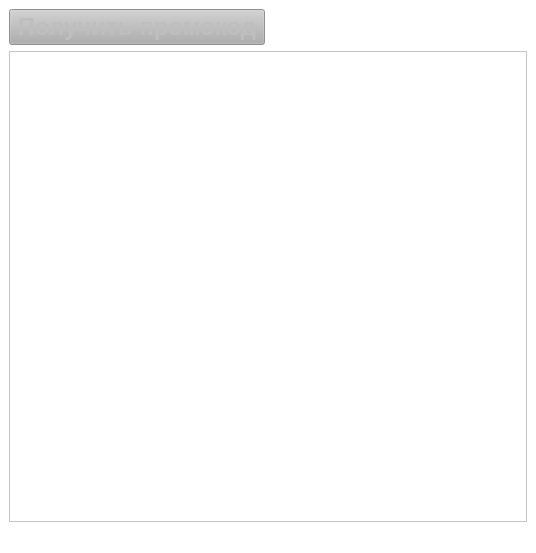
Qt form exam/Gerasimenko_191-351/promowindow.ui (DemidGerasim/Exam_REZAS) before a commit.
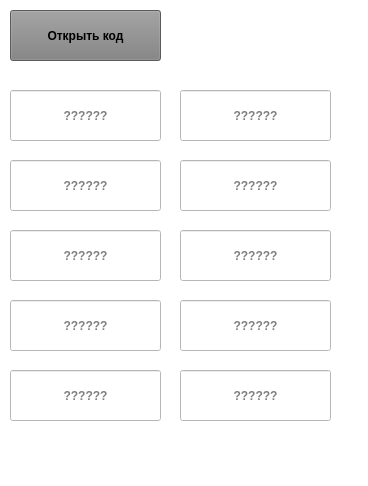
The same form after that commit.

```diff
--- a/exam/Gerasimenko_191-351/promowindow.ui
+++ b/exam/Gerasimenko_191-351/promowindow.ui
@@ -2,69 +2,315 @@
 <ui version="4.0">
  <class>PromoWindow</class>
  <widget class="QMainWindow" name="PromoWindow">
-  <property name="enabled">
-   <bool>false</bool>
-  </property>
   <property name="geometry">
    <rect>
     <x>0</x>
     <y>0</y>
-    <width>536</width>
-    <height>553</height>
+    <width>368</width>
+    <height>486</height>
    </rect>
   </property>
-  <property name="font">
-   <font>
-    <family>Tahoma</family>
-    <pointsize>12</pointsize>
-   </font>
-  </property>
   <property name="windowTitle">
-   <string>Игра</string>
+   <string>Промокоды</string>
+  </property>
+  <property name="autoFillBackground">
+   <bool>false</bool>
   </property>
   <property name="styleSheet">
-   <string notr="true">background-color: rgb(255, 255, 255);</string>
+   <string notr="true">background-color: rgb(255,255,255);</string>
   </property>
   <widget class="QWidget" name="centralwidget">
-   <property name="enabled">
-    <bool>false</bool>
-   </property>
-   <layout class="QGridLayout" name="gridLayout">
-    <item row="0" column="0">
-     <widget class="QPushButton" name="pushButton">
-      <property name="enabled">
-       <bool>false</bool>
-      </property>
-      <property name="sizePolicy">
-       <sizepolicy hsizetype="Minimum" vsizetype="Fixed">
-        <horstretch>0</horstretch>
-        <verstretch>0</verstretch>
-       </sizepolicy>
-      </property>
-      <property name="font">
-       <font>
-        <family>Arial</family>
-        <pointsize>18</pointsize>
-        <italic>false</italic>
-        <bold>true</bold>
-       </font>
-      </property>
-      <property name="styleSheet">
-       <string notr="true">background-color: rgb(175, 175, 175);</string>
-      </property>
-      <property name="text">
-       <string>Получить промокод</string>
-      </property>
-     </widget>
-    </item>
-    <item row="1" column="0" colspan="2">
-     <widget class="QListWidget" name="itemListWidget">
-      <property name="styleSheet">
-       <string notr="true">border-color: rgb(0, 0, 0);</string>
-      </property>
-     </widget>
-    </item>
-   </layout>
+   <widget class="QPushButton" name="pushButton">
+    <property name="geometry">
+     <rect>
+      <x>10</x>
+      <y>10</y>
+      <width>151</width>
+      <height>51</height>
+     </rect>
+    </property>
+    <property name="font">
+     <font>
+      <bold>true</bold>
+     </font>
+    </property>
+    <property name="styleSheet">
+     <string notr="true">background-color: rgb(128, 128, 128);</string>
+    </property>
+    <property name="text">
+     <string>Открыть код</string>
+    </property>
+   </widget>
+   <widget class="QLineEdit" name="lineEdit">
+    <property name="geometry">
+     <rect>
+      <x>10</x>
+      <y>90</y>
+      <width>151</width>
+      <height>51</height>
+     </rect>
+    </property>
+    <property name="font">
+     <font>
+      <bold>true</bold>
+     </font>
+    </property>
+    <property name="styleSheet">
+     <string notr="true"/>
+    </property>
+    <property name="alignment">
+     <set>Qt::AlignCenter</set>
+    </property>
+    <property name="readOnly">
+     <bool>true</bool>
+    </property>
+    <property name="placeholderText">
+     <string>??????</string>
+    </property>
+   </widget>
+   <widget class="QLineEdit" name="lineEdit_2">
+    <property name="geometry">
+     <rect>
+      <x>180</x>
+      <y>90</y>
+      <width>151</width>
+      <height>51</height>
+     </rect>
+    </property>
+    <property name="font">
+     <font>
+      <bold>true</bold>
+     </font>
+    </property>
+    <property name="styleSheet">
+     <string notr="true"/>
+    </property>
+    <property name="alignment">
+     <set>Qt::AlignCenter</set>
+    </property>
+    <property name="readOnly">
+     <bool>true</bool>
+    </property>
+    <property name="placeholderText">
+     <string>??????</string>
+    </property>
+   </widget>
+   <widget class="QLineEdit" name="lineEdit_3">
+    <property name="geometry">
+     <rect>
+      <x>10</x>
+      <y>160</y>
+      <width>151</width>
+      <height>51</height>
+     </rect>
+    </property>
+    <property name="font">
+     <font>
+      <bold>true</bold>
+     </font>
+    </property>
+    <property name="styleSheet">
+     <string notr="true"/>
+    </property>
+    <property name="alignment">
+     <set>Qt::AlignCenter</set>
+    </property>
+    <property name="readOnly">
+     <bool>true</bool>
+    </property>
+    <property name="placeholderText">
+     <string>??????</string>
+    </property>
+   </widget>
+   <widget class="QLineEdit" name="lineEdit_4">
+    <property name="geometry">
+     <rect>
+      <x>180</x>
+      <y>160</y>
+      <width>151</width>
+      <height>51</height>
+     </rect>
+    </property>
+    <property name="font">
+     <font>
+      <bold>true</bold>
+     </font>
+    </property>
+    <property name="styleSheet">
+     <string notr="true"/>
+    </property>
+    <property name="alignment">
+     <set>Qt::AlignCenter</set>
+    </property>
+    <property name="readOnly">
+     <bool>true</bool>
+    </property>
+    <property name="placeholderText">
+     <string>??????</string>
+    </property>
+   </widget>
+   <widget class="QLineEdit" name="lineEdit_5">
+    <property name="geometry">
+     <rect>
+      <x>10</x>
+      <y>230</y>
+      <width>151</width>
+      <height>51</height>
+     </rect>
+    </property>
+    <property name="font">
+     <font>
+      <bold>true</bold>
+     </font>
+    </property>
+    <property name="styleSheet">
+     <string notr="true"/>
+    </property>
+    <property name="alignment">
+     <set>Qt::AlignCenter</set>
+    </property>
+    <property name="readOnly">
+     <bool>true</bool>
+    </property>
+    <property name="placeholderText">
+     <string>??????</string>
+    </property>
+   </widget>
+   <widget class="QLineEdit" name="lineEdit_6">
+    <property name="geometry">
+     <rect>
+      <x>180</x>
+      <y>230</y>
+      <width>151</width>
+      <height>51</height>
+     </rect>
+    </property>
+    <property name="font">
+     <font>
+      <bold>true</bold>
+     </font>
+    </property>
+    <property name="styleSheet">
+     <string notr="true"/>
+    </property>
+    <property name="alignment">
+     <set>Qt::AlignCenter</set>
+    </property>
+    <property name="readOnly">
+     <bool>true</bool>
+    </property>
+    <property name="placeholderText">
+     <string>??????</string>
+    </property>
+   </widget>
+   <widget class="QLineEdit" name="lineEdit_7">
+    <property name="geometry">
+     <rect>
+      <x>10</x>
+      <y>300</y>
+      <width>151</width>
+      <height>51</height>
+     </rect>
+    </property>
+    <property name="font">
+     <font>
+      <bold>true</bold>
+     </font>
+    </property>
+    <property name="styleSheet">
+     <string notr="true"/>
+    </property>
+    <property name="alignment">
+     <set>Qt::AlignCenter</set>
+    </property>
+    <property name="readOnly">
+     <bool>true</bool>
+    </property>
+    <property name="placeholderText">
+     <string>??????</string>
+    </property>
+   </widget>
+   <widget class="QLineEdit" name="lineEdit_8">
+    <property name="geometry">
+     <rect>
+      <x>180</x>
+      <y>300</y>
+      <width>151</width>
+      <height>51</height>
+     </rect>
+    </property>
+    <property name="font">
+     <font>
+      <bold>true</bold>
+     </font>
+    </property>
+    <property name="styleSheet">
+     <string notr="true"/>
+    </property>
+    <property name="alignment">
+     <set>Qt::AlignCenter</set>
+    </property>
+    <property name="readOnly">
+     <bool>true</bool>
+    </property>
+    <property name="placeholderText">
+     <string>??????</string>
+    </property>
+   </widget>
+   <widget class="QLineEdit" name="lineEdit_9">
+    <property name="geometry">
+     <rect>
+      <x>10</x>
+      <y>370</y>
+      <width>151</width>
+      <height>51</height>
+     </rect>
+    </property>
+    <property name="font">
+     <font>
+      <bold>true</bold>
+     </font>
+    </property>
+    <property name="styleSheet">
+     <string notr="true"/>
+    </property>
+    <property name="alignment">
+     <set>Qt::AlignCenter</set>
+    </property>
+    <property name="readOnly">
+     <bool>true</bool>
+    </property>
+    <property name="placeholderText">
+     <string>??????</string>
+    </property>
+   </widget>
+   <widget class="QLineEdit" name="lineEdit_10">
+    <property name="geometry">
+     <rect>
+      <x>180</x>
+      <y>370</y>
+      <width>151</width>
+      <height>51</height>
+     </rect>
+    </property>
+    <property name="font">
+     <font>
+      <bold>true</bold>
+     </font>
+    </property>
+    <property name="styleSheet">
+     <string notr="true"/>
+    </property>
+    <property name="alignment">
+     <set>Qt::AlignCenter</set>
+    </property>
+    <property name="readOnly">
+     <bool>true</bool>
+    </property>
+    <property name="placeholderText">
+     <string>??????</string>
+    </property>
+   </widget>
   </widget>
   <widget class="QMenuBar" name="menubar">
    <property name="geometry">
```
Left out of the diff: 2 changed lines with no effect on the pictures.
